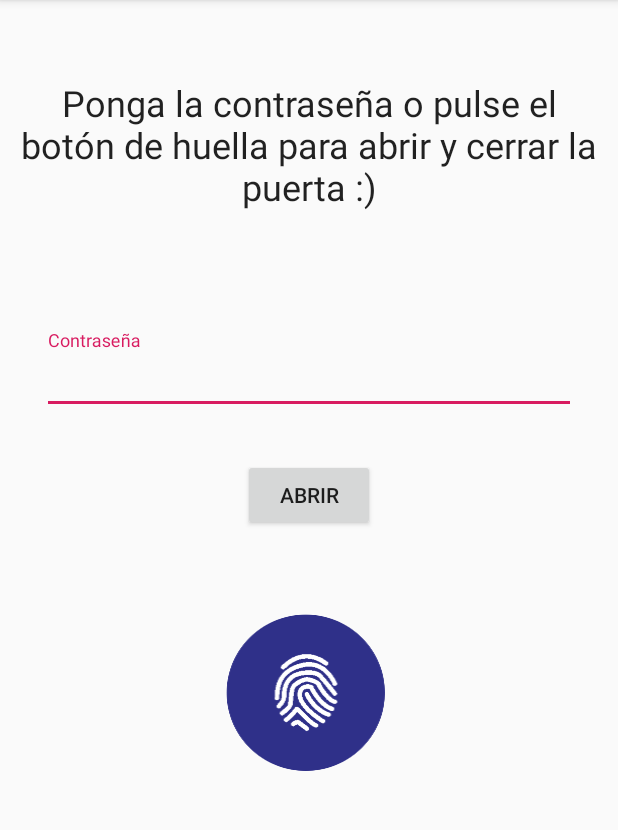
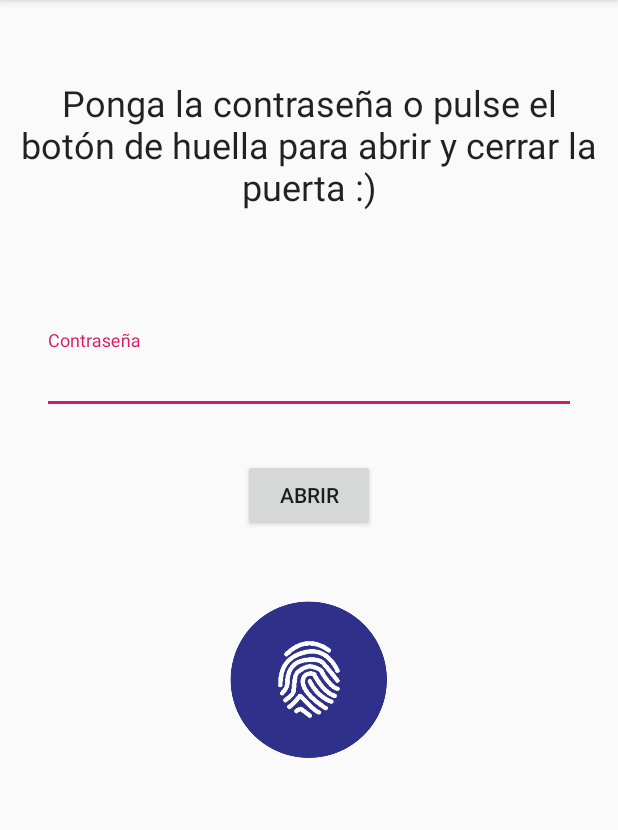
Before and after one commit to krate95/pilock, an Android app: the screen it shows after launch (MainActivity), on a phone screen of 412 x 824 dp, the part 84-914 px from its top. Run offline under Robolectric (Android 15) with nearby library versions, the phone set to English and light mode, and no system bars; our stand-ins replace Volley; libraries missing offline, so code that uses them is left out: com.niravtukadiya.compat; network calls fail.

Commit message:
Boton huella centrado

```diff
--- a/FingerPrintAuth/app/src/main/res/layout/activity_main.xml
+++ b/FingerPrintAuth/app/src/main/res/layout/activity_main.xml
@@ -20,11 +20,13 @@
     <ImageButton
             android:layout_width="wrap_content"
             android:layout_height="wrap_content" android:background="@mipmap/ic_fingerprinticon_foreground"
-            android:id="@+id/btn_authenticate" android:layout_marginTop="408dp" android:layout_alignParentTop="true"
-            android:defaultFocusHighlightEnabled="false" android:layout_alignParentEnd="true"
-            android:layout_marginEnd="153dp"
-            android:layout_centerVertical="true" android:layout_alignParentStart="true"
-            android:layout_marginStart="149dp"/>
+            android:id="@+id/btn_authenticate" android:layout_marginTop="399dp" android:layout_alignParentTop="true"
+            android:contentDescription="@+id/buttonForm"
+            android:defaultFocusHighlightEnabled="false"
+            android:layout_centerVertical="true"
+            android:layout_centerHorizontal="true"
+            android:elevation="0dp" android:adjustViewBounds="false"
+            android:cropToPadding="false"/>
     <com.google.android.material.textfield.TextInputLayout
             android:layout_width="356dp"
             android:layout_height="wrap_content" android:layout_marginTop="220dp" android:layout_alignParentTop="true"
```
Also changed, not shown: 1 other file.
